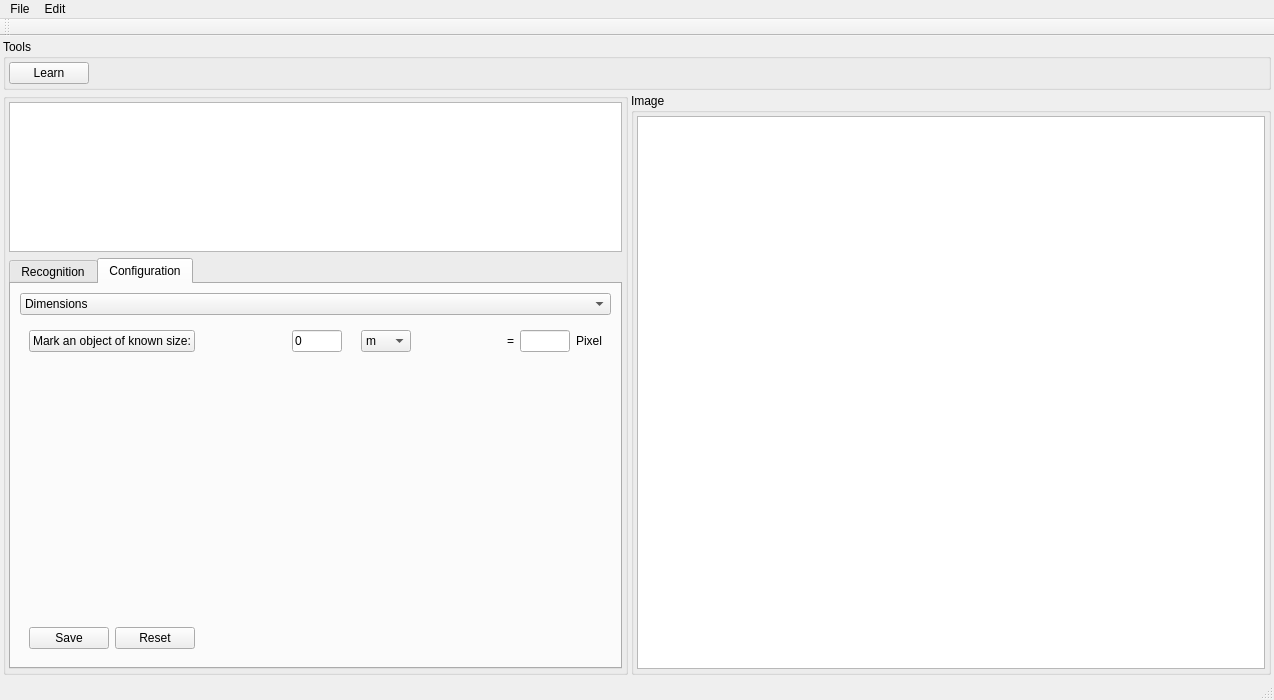
Old version of the form apps/BloodCellApp/mainwindow.ui in the repository vheinitz/ai.
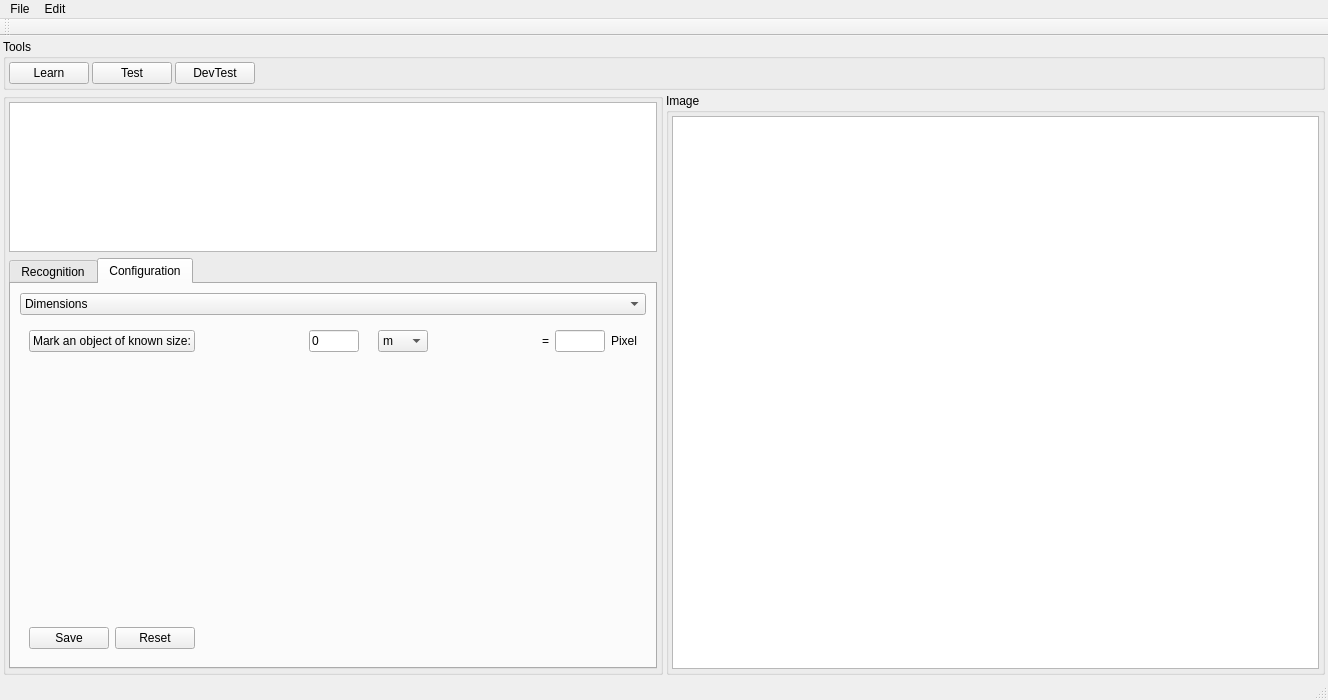
New version of the form. The open tabs and pages were chosen to show the change.

Diff of the .ui file:
```diff
--- a/apps/BloodCellApp/mainwindow.ui
+++ b/apps/BloodCellApp/mainwindow.ui
@@ -6,7 +6,7 @@
    <rect>
     <x>0</x>
     <y>0</y>
-    <width>1274</width>
+    <width>1328</width>
     <height>700</height>
    </rect>
   </property>
@@ -58,6 +58,20 @@
          </property>
         </widget>
        </item>
+       <item>
+        <widget class="QPushButton" name="bTest">
+         <property name="text">
+          <string>Test</string>
+         </property>
+        </widget>
+       </item>
+       <item>
+        <widget class="QPushButton" name="bDevTest">
+         <property name="text">
+          <string>DevTest</string>
+         </property>
+        </widget>
+       </item>
        <item>
         <spacer name="horizontalSpacer">
          <property name="orientation">
@@ -580,7 +594,7 @@
     <rect>
      <x>0</x>
      <y>0</y>
-     <width>1274</width>
+     <width>1328</width>
      <height>26</height>
     </rect>
    </property>
```
Left out of the diff: 8 changed lines with no effect on the pictures.
